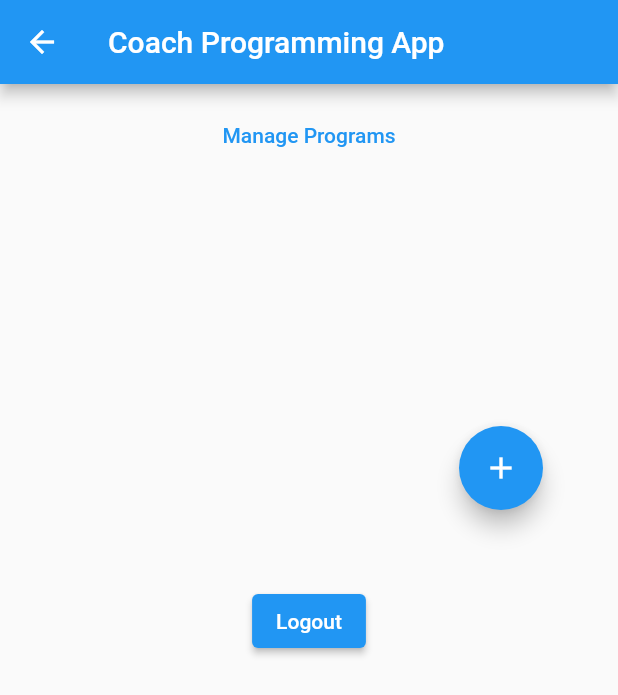
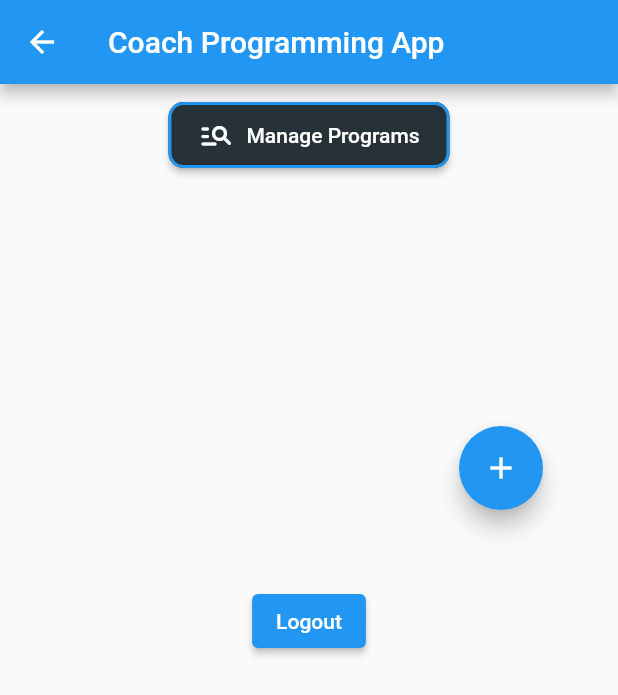
Before and after one commit to Yegeun/above-the-bar, a Flutter app: the CoachHome screen opened directly with empty values, on a phone screen of 412 x 824 dp. Shown: the top 695 px of the screen. Run offline on Flutter 3.47's test engine with Material 2 defaults, Android fonts, the phone set to English and light mode, and no system bars; our stand-ins replace bloc, cloud_firestore, equatable, firebase_auth, firebase_core, flutter_bloc and 2 more; missing offline and left inert: const_date_time; accounts and stored records are empty; generated files the repository leaves out were written again.

Commit message:
Coach Home Button edited

```diff
--- a/lib/screens/coach_home.dart
+++ b/lib/screens/coach_home.dart
@@ -47,12 +47,26 @@ class _CoachHomeState extends State<CoachHome> {
                 child: Container(
                   padding: EdgeInsets.only(top: 10.0),
                   alignment: Alignment.topCenter,
-                  child: TextButton(
+                  child: ElevatedButton.icon(
                     onPressed: () {
                       Navigator.pushNamed(context, '/coach/manage-programs',
                           arguments: widget.userEmail);
                     },
-                    child: Text("Manage Programs"),
+                    style: ElevatedButton.styleFrom(
+                      primary: Colors.blueGrey[900],
+                      // button background color
+                      onPrimary: Colors.white,
+                      // text color
+                      side: BorderSide(color: Colors.blue, width: 2),
+                      // border color and width
+                      shape: RoundedRectangleBorder(
+                          borderRadius: BorderRadius.circular(10)),
+                      // rounded corners
+                      padding: EdgeInsets.symmetric(
+                          vertical: 10.0, horizontal: 20.0), // button padding
+                    ),
+                    icon: Icon(Icons.manage_search_rounded), // manage icon
+                    label: Text("Manage Programs"), // button text
                   ),
                 ),
               ),
```
